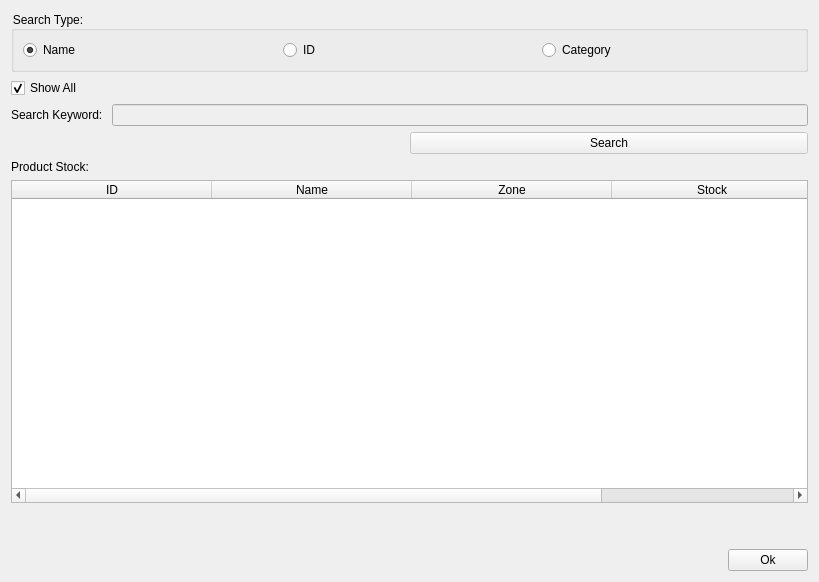
Old version of the form showavailablestockdialog.ui in the repository munaibalhelali/WarehouseSystem_using_Qt.
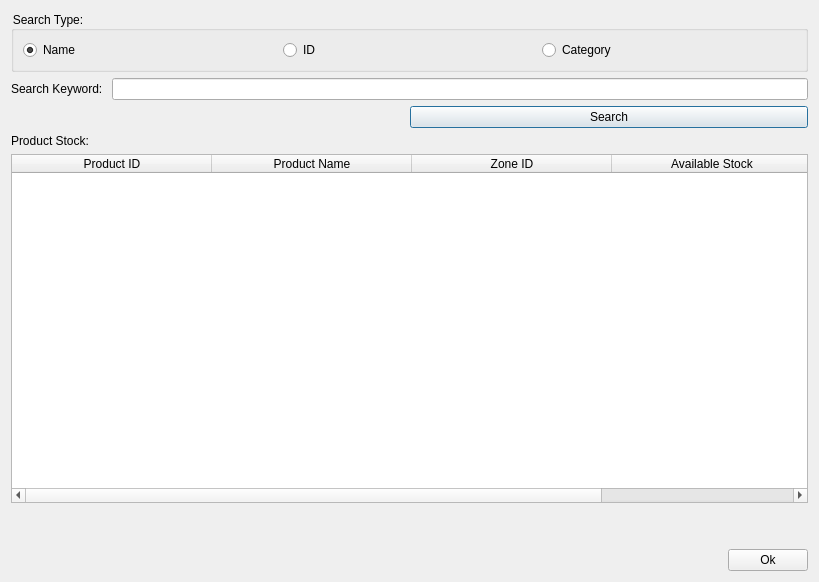
New version of the form.

Patch:
```diff
--- a/showavailablestockdialog.ui
+++ b/showavailablestockdialog.ui
@@ -51,16 +51,6 @@
      </layout>
     </widget>
    </item>
-   <item>
-    <widget class="QCheckBox" name="showAllCheckBox">
-     <property name="text">
-      <string>Show All</string>
-     </property>
-     <property name="checked">
-      <bool>true</bool>
-     </property>
-    </widget>
-   </item>
    <item>
     <layout class="QHBoxLayout" name="horizontalLayout_2">
      <item>
@@ -73,7 +63,7 @@
      <item>
       <widget class="QLineEdit" name="searchKeyworkdLineEdit">
        <property name="enabled">
-        <bool>false</bool>
+        <bool>true</bool>
        </property>
       </widget>
      </item>
@@ -97,7 +87,7 @@
      <item>
       <widget class="QPushButton" name="searchPushButton">
        <property name="enabled">
-        <bool>false</bool>
+        <bool>true</bool>
        </property>
        <property name="sizePolicy">
         <sizepolicy hsizetype="Expanding" vsizetype="Fixed">
@@ -131,22 +121,22 @@
        </attribute>
        <column>
         <property name="text">
-         <string>ID</string>
+         <string>Product ID</string>
         </property>
        </column>
        <column>
         <property name="text">
-         <string>Name</string>
+         <string>Product Name</string>
         </property>
        </column>
        <column>
         <property name="text">
-         <string>Zone</string>
+         <string>Zone ID</string>
         </property>
        </column>
        <column>
         <property name="text">
-         <string>Stock</string>
+         <string>Available Stock</string>
         </property>
        </column>
       </widget>
```
Left out of the diff: 2 changed lines with no effect on the pictures.
